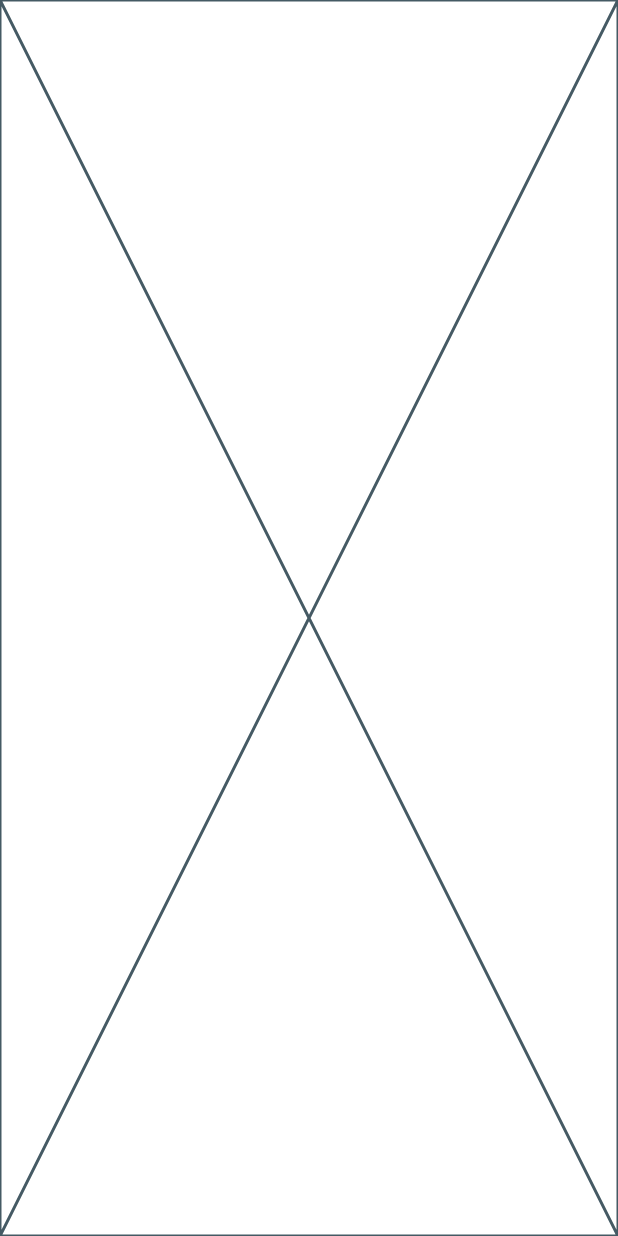
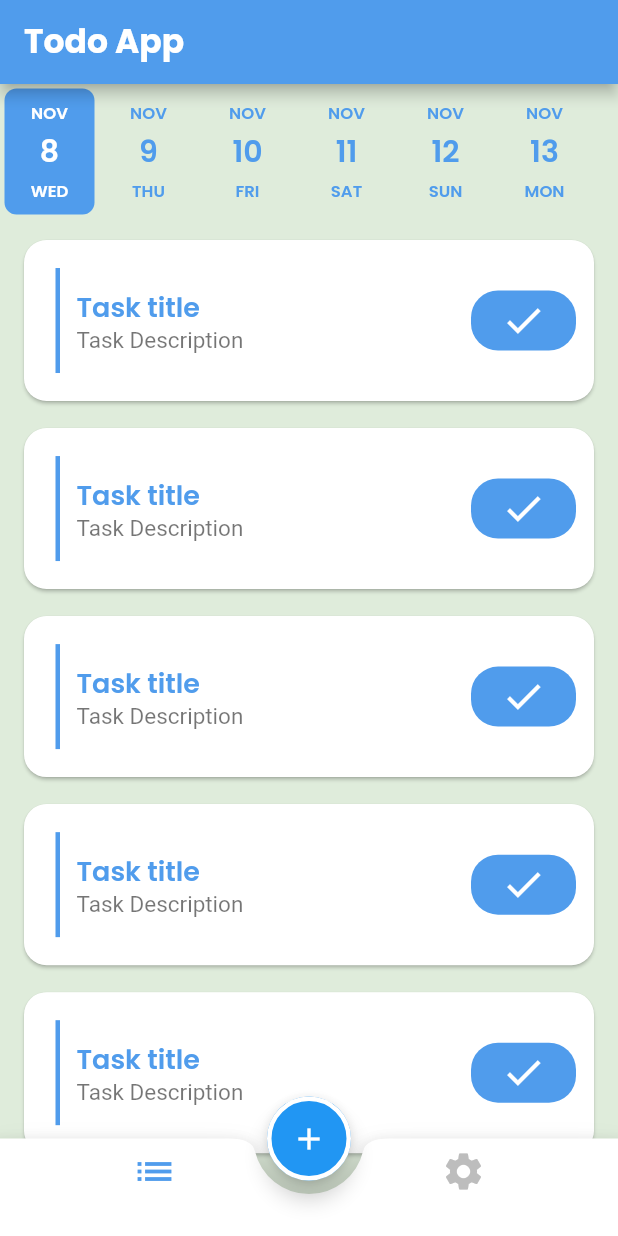
Before and after one commit to MoaazFawzy/todo, a Flutter app: the screen it shows after launch, on a phone screen of 412 x 824 dp. Run offline on Flutter 3.47's test engine with Material 2 defaults, Android fonts, the phone set to English and light mode, and no system bars; drawn by our look-alikes of date_picker_timeline, flutter_slidable; our stand-ins replace google_fonts.

Commit message:
finish task ui

```diff
--- a/lib/home_layout/home_layout.dart
+++ b/lib/home_layout/home_layout.dart
@@ -1,10 +1,80 @@
-import 'package:flutter/cupertino.dart';
+import 'package:flutter/material.dart';
+import 'package:todo/screens/settingsScreen.dart';
+import 'package:todo/screens/tasks.dart';
+import 'package:todo/screens/widgets/show_add_task_bottom_sheet.dart';
 
-class HomeLayout extends StatelessWidget {
+class HomeLayout extends StatefulWidget {
   static const String routName = "HomeLayout";
 
   @override
+  State<HomeLayout> createState() => _HomeLayoutState();
+}
+
+class _HomeLayoutState extends State<HomeLayout> {
+  int index = 0;
+
+  @override
   Widget build(BuildContext context) {
-    return const Placeholder();
+    return Scaffold(
+      extendBody: true,
+      appBar: AppBar(
+        title: Text(
+          "Todo App",
+          style: Theme.of(context).textTheme.bodyLarge,
+        ),
+      ),
+      floatingActionButtonLocation: FloatingActionButtonLocation.centerDocked,
+      floatingActionButton: FloatingActionButton(
+        onPressed: () {
+          showAddTaskSheet();
+        },
+        shape: StadiumBorder(
+          side: BorderSide(
+            color: Colors.white,
+            width: 3,
+          ),
+        ),
+        child: Icon(Icons.add),
+      ),
+      bottomNavigationBar: BottomAppBar(
+        notchMargin: 9,
+        shape: CircularNotchedRectangle(),
+        child: BottomNavigationBar(
+          backgroundColor: Colors.transparent,
+          elevation: 0.0,
+          iconSize: 30,
+          currentIndex: index,
+          onTap: (value) {
+            index = value;
+            setState(() {});
+          },
+          items: [
+            BottomNavigationBarItem(
+                icon: Icon(
+                  Icons.list,
+                ),
+                label: ""),
+            BottomNavigationBarItem(
+                icon: Icon(
+                  Icons.settings,
+                ),
+                label: ""),
+          ],
+        ),
+      ),
+      body: tabs[index],
+    );
+  }
+
+  List<Widget> tabs = [TaskScreen(), SettingScreen()];
+
+  void showAddTaskSheet() {
+    showModalBottomSheet(
+      context: context,
+      isScrollControlled: true,
+      builder: (context) {
+        return ShowAddTaskBottomSheet();
+      },
+    );
   }
 }
--- a/lib/screens/tasks.dart
+++ b/lib/screens/tasks.dart
@@ -0,0 +1,51 @@
+import 'package:date_picker_timeline/date_picker_timeline.dart';
+import 'package:flutter/material.dart';
+import 'package:todo/screens/widgets/task_widget.dart';
+
+class TaskScreen extends StatefulWidget {
+  static const String routName = "taskScreen";
+
+  @override
+  State<TaskScreen> createState() => _TaskScreenState();
+}
+
+class _TaskScreenState extends State<TaskScreen> {
+  DateTime date = DateTime.now();
+
+  @override
+  Widget build(BuildContext context) {
+    return Column(
+      children: [
+        DatePicker(
+          DateTime.now(),
+          initialSelectedDate: DateTime.now(),
+          selectedTextColor: Colors.white,
+          selectionColor: Theme.of(context).primaryColor,
+          dateTextStyle: TextStyle(fontSize: 20),
+          dayTextStyle: TextStyle(fontSize: 11),
+          monthTextStyle: TextStyle(fontSize: 11),
+          onDateChange: (newDate) {
+            setState(() {
+              date = newDate;
+            });
+          },
+          height: 90,
+        ),
+        SizedBox(
+          height: 10,
+        ),
+        Expanded(
+          child: ListView.separated(
+            itemBuilder: (context, index) {
+              return TaskWidget();
+            },
+            itemCount: 5,
+            separatorBuilder: (BuildContext context, int index) => SizedBox(
+              height: 10,
+            ),
+          ),
+        )
+      ],
+    );
+  }
+}
--- /dev/null
+++ b/lib/screens/widgets/task_widget.dart
@@ -0,0 +1,81 @@
+import 'package:flutter/material.dart';
+import 'package:flutter_slidable/flutter_slidable.dart';
+
+class TaskWidget extends StatelessWidget {
+  static const String routName = "Task widget";
+
+  @override
+  Widget build(BuildContext context) {
+    return Slidable(
+      startActionPane: ActionPane(motion: DrawerMotion(), children: [
+        SlidableAction(
+          backgroundColor: Colors.red,
+          borderRadius: BorderRadius.only(
+              topLeft: Radius.circular(12), bottomLeft: Radius.circular(12)),
+          icon: Icons.delete,
+          label: "Delete",
+          onPressed: (context) {},
+        ),
+        SlidableAction(
+            backgroundColor: Theme.of(context).primaryColor,
+            icon: Icons.edit,
+            label: "Edit",
+            onPressed: (context) {})
+      ]),
+      child: Container(
+        padding: EdgeInsets.only(left: 12, right: 12),
+        height: MediaQuery.of(context).size.height * 0.14,
+        child: Card(
+          shape:
+              RoundedRectangleBorder(borderRadius: BorderRadius.circular(15)),
+          child: Row(
+            mainAxisAlignment: MainAxisAlignment.start,
+            children: [
+              Container(
+                margin: EdgeInsets.all(11),
+                padding: EdgeInsets.only(left: 10),
+                height: 70,
+                child: VerticalDivider(
+                  width: 3,
+                  thickness: 3,
+                  color: Theme.of(context).primaryColor,
+                ),
+              ),
+              Column(
+                mainAxisAlignment: MainAxisAlignment.center,
+                crossAxisAlignment: CrossAxisAlignment.start,
+                children: [
+                  Text(
+                    "Task title",
+                    style: Theme.of(context).textTheme.bodyMedium,
+                    textAlign: TextAlign.start,
+                  ),
+                  Text(
+                    "Task Description",
+                    style: Theme.of(context).textTheme.bodySmall,
+                    textAlign: TextAlign.start,
+                  ),
+                ],
+              ),
+              Spacer(),
+              Container(
+                  width: 70,
+                  height: 40,
+                  margin: EdgeInsets.only(right: 12),
+                  padding: EdgeInsets.symmetric(horizontal: 18, vertical: 2),
+                  decoration: BoxDecoration(
+                    borderRadius: BorderRadius.circular(18),
+                    color: Theme.of(context).primaryColor,
+                  ),
+                  child: Icon(
+                    Icons.done,
+                    color: Colors.white,
+                    size: 30,
+                  )),
+            ],
+          ),
+        ),
+      ),
+    );
+  }
+}
--- a/lib/shared/styles/my_theme.dart
+++ b/lib/shared/styles/my_theme.dart
@@ -17,7 +17,7 @@ class MyThemeData {
     ),
     bottomNavigationBarTheme: BottomNavigationBarThemeData(
       backgroundColor: Colors.white,
-      type: BottomNavigationBarType.shifting,
+      type: BottomNavigationBarType.fixed,
       unselectedItemColor: Colors.grey.shade400,
       selectedItemColor: lightColor,
     ),
```
Also changed, not shown: lib/screens/settingsScreen.dart (+12 -0 lines), lib/screens/widgets/show_add_task_bottom_sheet.dart (added, +141 -0 lines), pubspec.yaml (+8 -3 lines), assets/images/splash.png (added), pubspec.lock, 12 other files.
